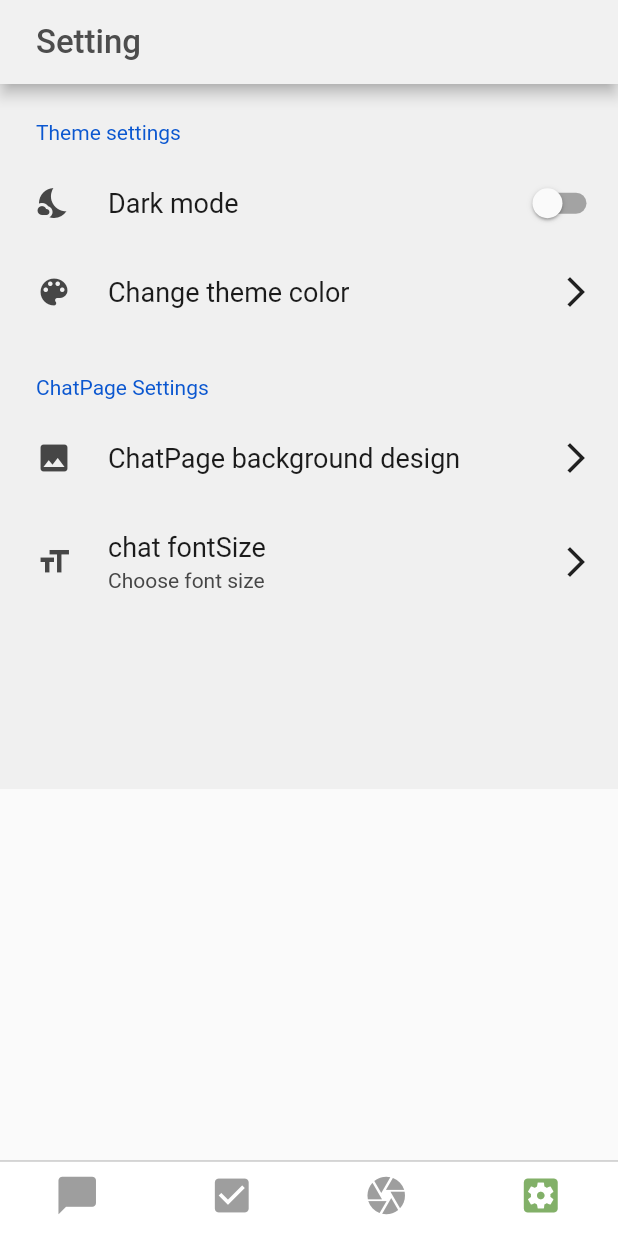
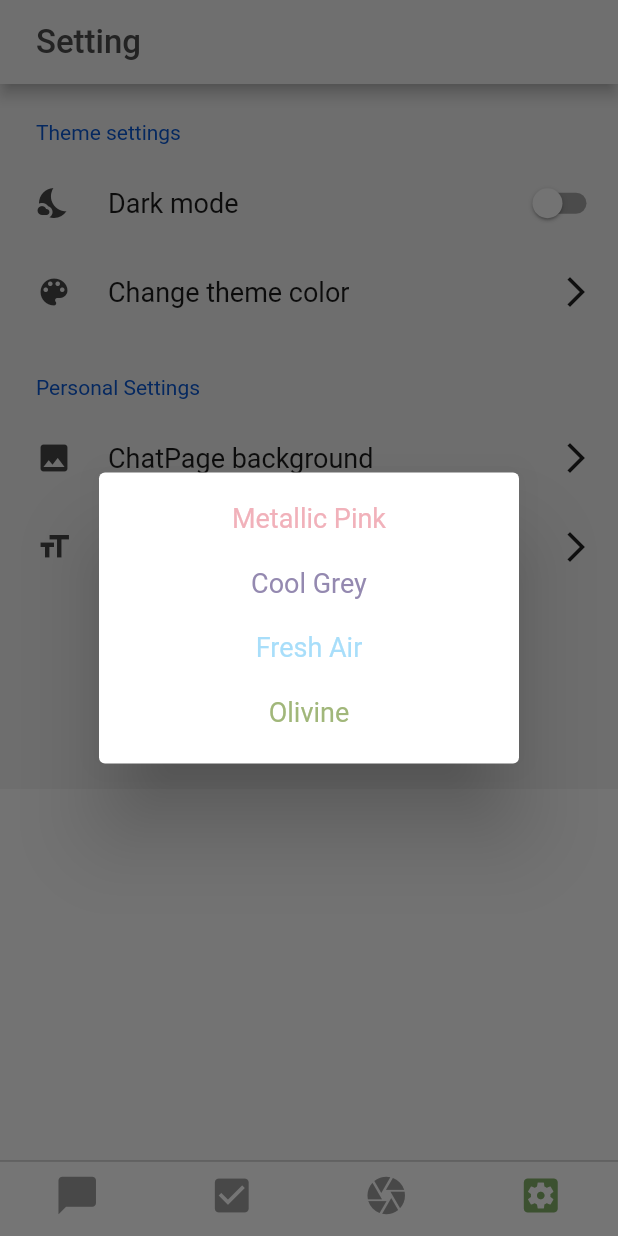
Before and after one commit to kabigon-li/flutter-practice, a Flutter app: the screen it shows after launch, item 4 of the bottom bar chosen, after a tap on "Change theme color", on a phone screen of 412 x 824 dp. Run offline on Flutter 3.47's test engine with Material 2 defaults, Android fonts, the phone set to English and light mode, and no system bars; drawn by our look-alikes of settings_ui; our stand-ins replace flutter_calendar_carousel, fluttertoast, image_picker, sqflite; accounts and stored records are empty; Roboto replaces fonts that are missing (iconfont).

Commit message:
update: mypage showChangeColorDialog

```diff
--- a/lib/tab/mypage.dart
+++ b/lib/tab/mypage.dart
@@ -25,6 +25,7 @@ class _MyPageState extends State<MyPage> {
     final theme = Provider.of<AppTheme>(context);
     final season = Provider.of<SeasonsMode>(context);
     final fontSizeProvider = Provider.of<FontSizeProvider>(context);
+    String fontSizeText;
 
     return Container(
       child: Scaffold(
@@ -63,13 +64,11 @@ class _MyPageState extends State<MyPage> {
                     SettingsSection(
                       title: 'Theme settings',
                       titleTextStyle:
-                          TextStyle(fontSize: 20,color: Colors.brown),
+                          TextStyle(fontSize: 20, color: Colors.brown),
                       tiles: [
-
                         SettingsTile.switchTile(
                           title: 'Dark mode',
-                          titleTextStyle:
-                              TextStyle(fontSize: 18),
+                          titleTextStyle: TextStyle(fontSize: 18),
                           leading: Icon(Icons.nights_stay),
                           switchValue: theme.isDark,
                           onToggle: (newTheme) {
@@ -77,18 +76,15 @@ class _MyPageState extends State<MyPage> {
                           },
                           switchActiveColor: buttonColor,
                         ),
-
-                         SettingsTile(
+                        SettingsTile(
                           title: 'Change theme color',
-                          titleTextStyle:
-                              TextStyle(fontSize: 18),
-
+                          titleTextStyle: TextStyle(fontSize: 18),
                           leading: Icon(Icons.color_lens),
                           trailing: Icon(Icons.arrow_forward_ios),
-                          onPressed: (BuildContext context) {},
+                          onPressed: (BuildContext context) {
+                            showChangeColorDialog(context);
+                          },
                         ),
-
-
                       ],
                     ),
                   ],
@@ -100,30 +96,26 @@ class _MyPageState extends State<MyPage> {
                 child: SettingsList(
                   sections: [
                     SettingsSection(
-                      title: 'ChatPage Settings',
+                      title: 'Personal Settings',
                       titleTextStyle:
-                          TextStyle(fontSize: 20,color: Colors.brown),
+                          TextStyle(fontSize: 20, color: Colors.brown),
                       tiles: [
-
-                         SettingsTile(
-                          title: 'ChatPage background design',
-                          titleTextStyle:
-                              TextStyle(fontSize: 18),
+                        SettingsTile(
+                          title: 'ChatPage background ',
+                          titleTextStyle: TextStyle(fontSize: 18),
                           //subtitle: 'English',
                           leading: Icon(Icons.photo),
                           trailing: Icon(Icons.arrow_forward_ios),
                           onPressed: (BuildContext context) {},
                         ),
-
                         SettingsTile(
-                          title: 'chat fontSize',
-                          titleTextStyle:
-                              TextStyle(fontSize: 18),
-                          subtitle: 'Choose font size',
+                          title: 'fontSize',
+                          titleTextStyle: TextStyle(fontSize: 18),
+                          subtitle: fontSizeText,
                           leading: Icon(Icons.format_size),
                           trailing: Icon(Icons.arrow_forward_ios),
                           onPressed: (BuildContext context) {
-                            showOFontSizeDialog(context);
+                            showFontSizeDialog(context, fontSizeText);
                           },
                         ),
                       ],
@@ -148,7 +140,7 @@ class _MyPageState extends State<MyPage> {
     );
   }
 
-  void showOFontSizeDialog(BuildContext context) async {
+  void showFontSizeDialog(BuildContext context, fontSizeText) async {
     await showDialog(
       barrierDismissible: true,
       context: context,
@@ -169,10 +161,12 @@ class _MyPageState extends State<MyPage> {
                   children: [
                     GestureDetector(
                       onTap: () {
+                        fontSizeText = 'Large';
                         fontSizeProvider.updateFontSize(24.0);
                         databaseProvider.getFontSize(fontSizeProvider.fontSize);
-                        //databaseProvider.insertFontSize();
+
                         Navigator.of(context).pop();
+                        setState(() {});
                       },
                       child: Text(
                         "Large",
@@ -199,6 +193,93 @@ class _MyPageState extends State<MyPage> {
                       child: Text(
                         "Small",
                         style: TextStyle(fontSize: 16),
+                      ),
+                    ),
+                  ],
+                ),
+              ),
+            ),
+          ],
+        );
+      },
+    );
+  }
+
+  void showChangeColorDialog(BuildContext context) async {
+    await showDialog(
+      barrierDismissible: true,
+      context: context,
+      builder: (BuildContext context) {
+        final databaseProvider =
+            Provider.of<DataBaseProvider>(context, listen: false);
+        return SimpleDialog(
+          // title: Text("Font size"),
+          children: <Widget>[
+            // コンテンツ領域
+            SimpleDialogOption(
+              onPressed: () => Navigator.pop(context),
+              child: SizedBox(
+                height: 150,
+                width: 60,
+                child: Column(
+                  mainAxisAlignment: MainAxisAlignment.spaceBetween,
+                  children: [
+                    GestureDetector(
+                      onTap: () {
+                        // fontSizeProvider.updateFontSize(24.0);
+                        // databaseProvider.getFontSize(fontSizeProvider.fontSize);
+
+                        // Navigator.of(context).pop();
+                        // setState(() {});
+                      },
+                      child: Text(
+                        "Metallic Pink",
+                        style: TextStyle(
+                          fontSize: 18,
+                          color: Color.fromRGBO(241, 177, 186, 1),
+                        ),
+                      ),
+                    ),
+                    GestureDetector(
+                      onTap: () {
+                        // fontSizeProvider.updateFontSize(18.0);
+                        // databaseProvider.getFontSize(fontSizeProvider.fontSize);
+                        // Navigator.of(context).pop();
+                      },
+                      child: Text(
+                        "Cool Grey",
+                        style: TextStyle(
+                          fontSize: 18,
+                          color: Color.fromRGBO(148, 137, 176, 1),
+                        ),
+                      ),
+                    ),
+                    GestureDetector(
+                      onTap: () {
+                        // fontSizeProvider.updateFontSize(16.0);
+                        // databaseProvider.getFontSize(fontSizeProvider.fontSize);
+                        // Navigator.of(context).pop();
+                      },
+                      child: Text(
+                        "Fresh Air",
+                        style: TextStyle(
+                          fontSize: 18,
+                          color: Color.fromRGBO(168, 222, 250, 1),
+                        ),
+                      ),
+                    ),
+                    GestureDetector(
+                      onTap: () {
+                        // fontSizeProvider.updateFontSize(16.0);
+                        // databaseProvider.getFontSize(fontSizeProvider.fontSize);
+                        // Navigator.of(context).pop();
+                      },
+                      child: Text(
+                        "Olivine",
+                        style: TextStyle(
+                          fontSize: 18,
+                          color: Color.fromRGBO(161, 183, 122, 1),
+                        ),
                       ),
                     ),
                   ],
```
